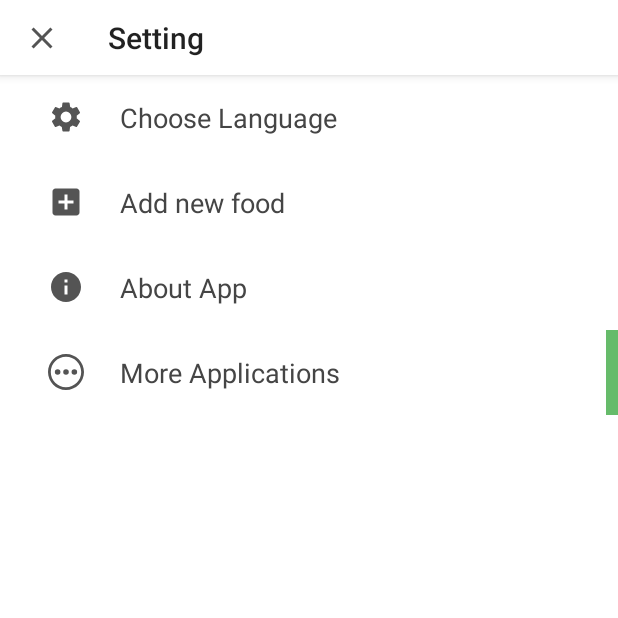
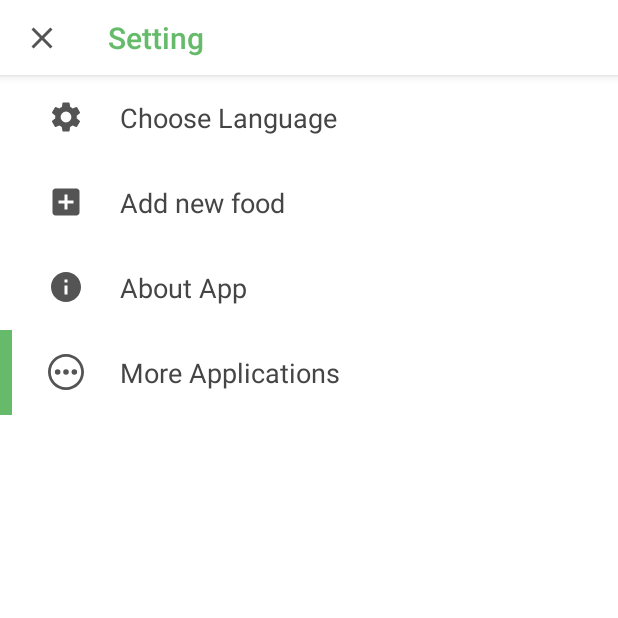
Before and after one commit to PhyoThihaWin/FoodDi, an Android app: the MainActivity screen opened directly, with no data from a screen before it, after a tap on an icon or button, on a phone screen of 412 x 824 dp, the top half of it. Run offline under Robolectric (Android 15) with nearby library versions, the phone set to English and light mode, and no system bars; our stand-ins replace AdMob; libraries missing offline, so code that uses them is left out: com.developer.pthw; pictures from the network do not load; 7 statements that could not run were skipped.

Commit message:
pthw->firebase

```diff
--- a/app/src/main/AndroidManifest.xml
+++ b/app/src/main/AndroidManifest.xml
@@ -1,6 +1,5 @@
 <?xml version="1.0" encoding="utf-8"?>
 <manifest xmlns:android="http://schemas.android.com/apk/res/android"
-    xmlns:dist="http://schemas.android.com/apk/distribution"
     xmlns:tools="http://schemas.android.com/tools"
     package="com.pthw.food">
 
--- a/app/src/main/java/com/pthw/food/FullScreenDialog.kt
+++ b/app/src/main/java/com/pthw/food/FullScreenDialog.kt
@@ -33,7 +33,7 @@ class FullScreenDialog : DialogFragment() {
 
     //ads
     lateinit var mAdView: AdView
-    private lateinit var mInterstitialAd: InterstitialAd
+    //private lateinit var mInterstitialAd: InterstitialAd
 
     override fun onCreate(savedInstanceState: Bundle?) {
         super.onCreate(savedInstanceState)
@@ -49,6 +49,7 @@ class FullScreenDialog : DialogFragment() {
 
         view.toolbar.setNavigationIcon(R.drawable.ic_close_white)
         view.toolbar.setNavigationOnClickListener { dismiss() }
+        view.toolbar.setTitleTextColor(resources.getColor(R.color.colorPrimary))
         setLanguage(view, lang!!)
 
         MobileAds.initialize(context, getString(R.string.App_id)) //--load ads
--- a/app/src/main/res/layout/activity_main.xml
+++ b/app/src/main/res/layout/activity_main.xml
@@ -1,7 +1,6 @@
 <?xml version="1.0" encoding="utf-8"?>
 <android.support.constraint.motion.MotionLayout xmlns:android="http://schemas.android.com/apk/res/android"
     xmlns:app="http://schemas.android.com/apk/res-auto"
-    xmlns:tools="http://schemas.android.com/tools"
     android:id="@+id/motionlayout"
     android:layout_width="match_parent"
     android:layout_height="match_parent"
--- a/app/src/main/res/layout/full_screen_dialog.xml
+++ b/app/src/main/res/layout/full_screen_dialog.xml
@@ -115,7 +115,7 @@
         android:layout_height="0dp"
         android:background="@color/colorPrimary"
         app:layout_constraintBottom_toBottomOf="@+id/txtMoreApp"
-        app:layout_constraintEnd_toEndOf="parent"
+        app:layout_constraintStart_toStartOf="parent"
         app:layout_constraintTop_toTopOf="@+id/txtMoreApp">
 
     </LinearLayout>
--- a/app/src/main/res/values/strings.xml
+++ b/app/src/main/res/values/strings.xml
@@ -56,7 +56,7 @@
     <string name="connectionE">No Internet Connection</string>
     <string name="retryE">Retry</string>
 
-    <string name="App_id">ca-app-pub-1912473277854219~7278044086</string>
-    <string name="Banner_id">ca-app-pub-1912473277854219/5649321545</string>
-    <string name="FullAd_id">ca-app-pub-1912473277854219/6949320142</string>
+    <string name="App_id">ca-app-pub-1912473277854219~6309684560</string>
+    <string name="Banner_id">ca-app-pub-1912473277854219/8877984061</string>
+    <string name="FullAd_id">ca-app-pub-1912473277854219/8303268997</string>
 </resources>
--- a/app/src/main/res/values/styles.xml
+++ b/app/src/main/res/values/styles.xml
@@ -30,8 +30,13 @@
         <item name="android:windowExitAnimation">@anim/slide_down</item>
     </style>
 
+    <style name="AlertDialogAnim">
+        <item name="android:windowEnterAnimation">@anim/dialog_enter</item>
+    </style>
+
     <style name="customizedAlert" parent="Theme.AppCompat.Light.Dialog">
         <item name="android:windowBackground">@drawable/dialog_round</item>
+        <item name="android:windowAnimationStyle">@style/AlertDialogAnim</item>
     </style>
     ,
 </resources>
--- a/build.gradle
+++ b/build.gradle
@@ -12,6 +12,7 @@ buildscript {
         classpath "org.jetbrains.kotlin:kotlin-gradle-plugin:$kotlin_version"
         // NOTE: Do not place your application dependencies here; they belong
         // in the individual module build.gradle files
+       //classpath 'com.google.gms:google-services:4.2.0'
     }
 }
 
```
Also changed, not shown: app/build.gradle (+5 -3 lines), app/src/main/java/com/pthw/food/StartActivity.kt (+9 -0 lines), 4 other files.
